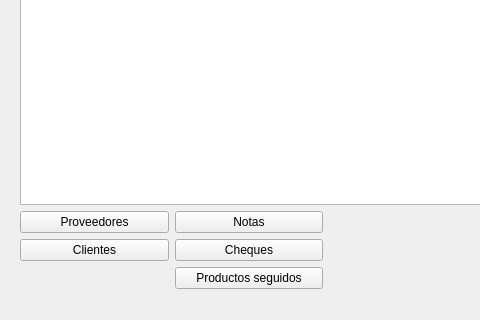
waltermas-gitter/infomesas2, file infomesasmain.ui: the form before one commit; both pictures show x 0 to 480 and y 479 to 799 of the 1173 by 799 pixel window.
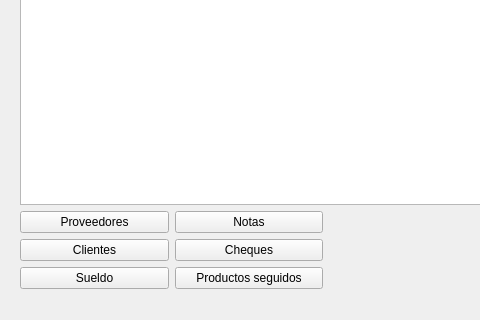
The form after the commit. Icons and pictures are not drawn.

The edit to the form file:
```diff
--- a/infomesasmain.ui
+++ b/infomesasmain.ui
@@ -298,6 +298,13 @@
         </property>
        </widget>
       </item>
+      <item row="2" column="0">
+       <widget class="QPushButton" name="sueldoPushButton">
+        <property name="text">
+         <string>Sueldo</string>
+        </property>
+       </widget>
+      </item>
      </layout>
     </item>
     <item row="2" column="3">
```
